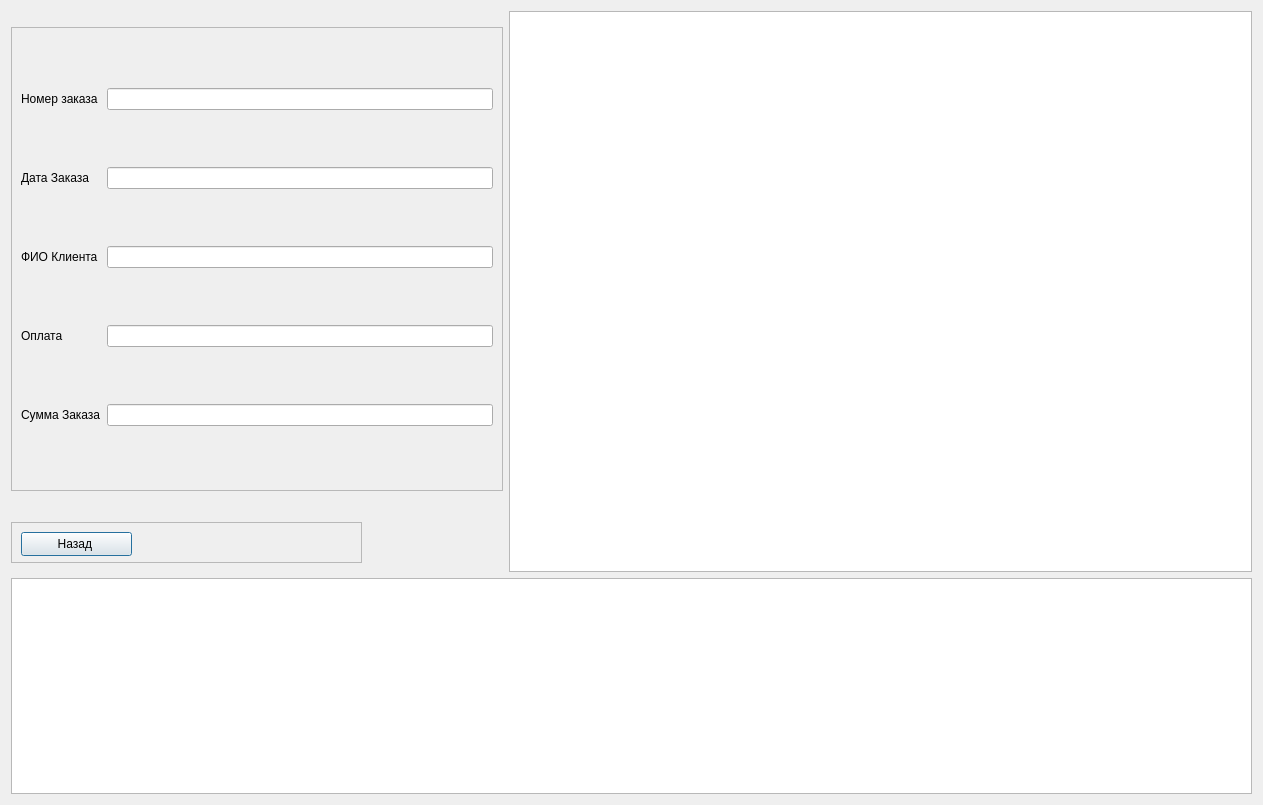
Sushakkk/Course-work-DB, file course2/clientorder.ui: the form before one commit.
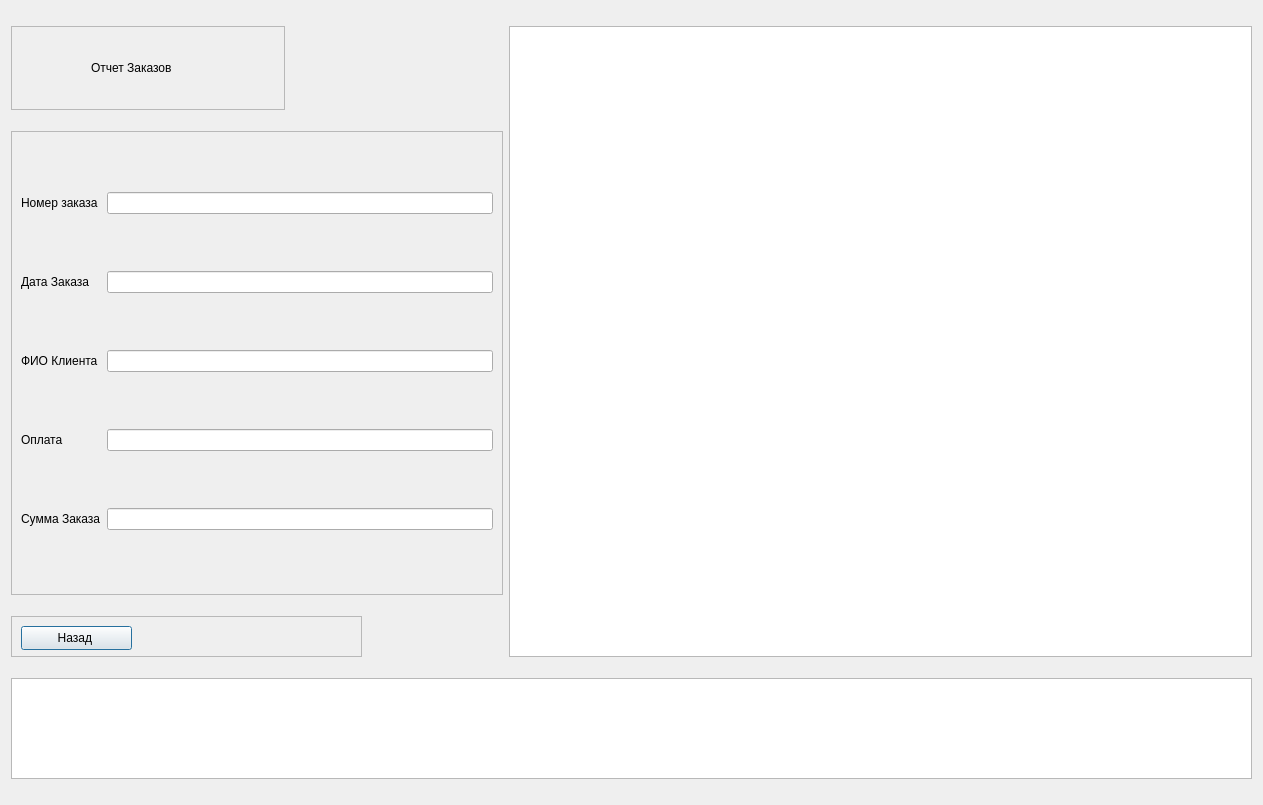
The form after the commit. Icons and pictures are not drawn.

```diff
--- a/course2/clientorder.ui
+++ b/course2/clientorder.ui
@@ -15,6 +15,60 @@
   </property>
   <layout class="QGridLayout" name="gridLayout_2">
    <item row="0" column="0">
+    <widget class="QFrame" name="frame_title_Report">
+     <property name="maximumSize">
+      <size>
+       <width>274</width>
+       <height>84</height>
+      </size>
+     </property>
+     <property name="frameShape">
+      <enum>QFrame::StyledPanel</enum>
+     </property>
+     <property name="frameShadow">
+      <enum>QFrame::Raised</enum>
+     </property>
+     <layout class="QHBoxLayout" name="horizontalLayout_3">
+      <item>
+       <widget class="QLabel" name="ImgReport">
+        <property name="text">
+         <string/>
+        </property>
+        <property name="pixmap">
+         <pixmap resource="Recource.qrc">:/rec/img/report.png</pixmap>
+        </property>
+       </widget>
+      </item>
+      <item>
+       <widget class="QLabel" name="lbReport">
+        <property name="minimumSize">
+         <size>
+          <width>184</width>
+          <height>64</height>
+         </size>
+        </property>
+        <property name="styleSheet">
+         <string notr="true">font: 20pt &quot;Segoe UI&quot;;</string>
+        </property>
+        <property name="text">
+         <string>Отчет Заказов</string>
+        </property>
+       </widget>
+      </item>
+     </layout>
+    </widget>
+   </item>
+   <item row="0" column="1" rowspan="3">
+    <widget class="QTableWidget" name="twOrg">
+     <property name="minimumSize">
+      <size>
+       <width>561</width>
+       <height>561</height>
+      </size>
+     </property>
+    </widget>
+   </item>
+   <item row="1" column="0">
     <widget class="QFrame" name="frame">
      <property name="minimumSize">
       <size>
@@ -88,17 +142,7 @@
      </layout>
     </widget>
    </item>
-   <item row="0" column="1" rowspan="2">
-    <widget class="QTableWidget" name="twOrg">
-     <property name="minimumSize">
-      <size>
-       <width>561</width>
-       <height>561</height>
-      </size>
-     </property>
-    </widget>
-   </item>
-   <item row="1" column="0">
+   <item row="2" column="0">
     <widget class="QFrame" name="frame_4">
      <property name="minimumSize">
       <size>
@@ -133,7 +177,7 @@
      </widget>
     </widget>
    </item>
-   <item row="2" column="0" colspan="2">
+   <item row="3" column="0" colspan="2">
     <widget class="QTextEdit" name="teResult">
      <property name="sizePolicy">
       <sizepolicy hsizetype="Minimum" vsizetype="Expanding">
@@ -141,6 +185,12 @@
        <verstretch>0</verstretch>
       </sizepolicy>
      </property>
+     <property name="maximumSize">
+      <size>
+       <width>16777215</width>
+       <height>101</height>
+      </size>
+     </property>
      <property name="readOnly">
       <bool>true</bool>
      </property>
```
Left out of the diff: 4 changed lines with no effect on the pictures.
